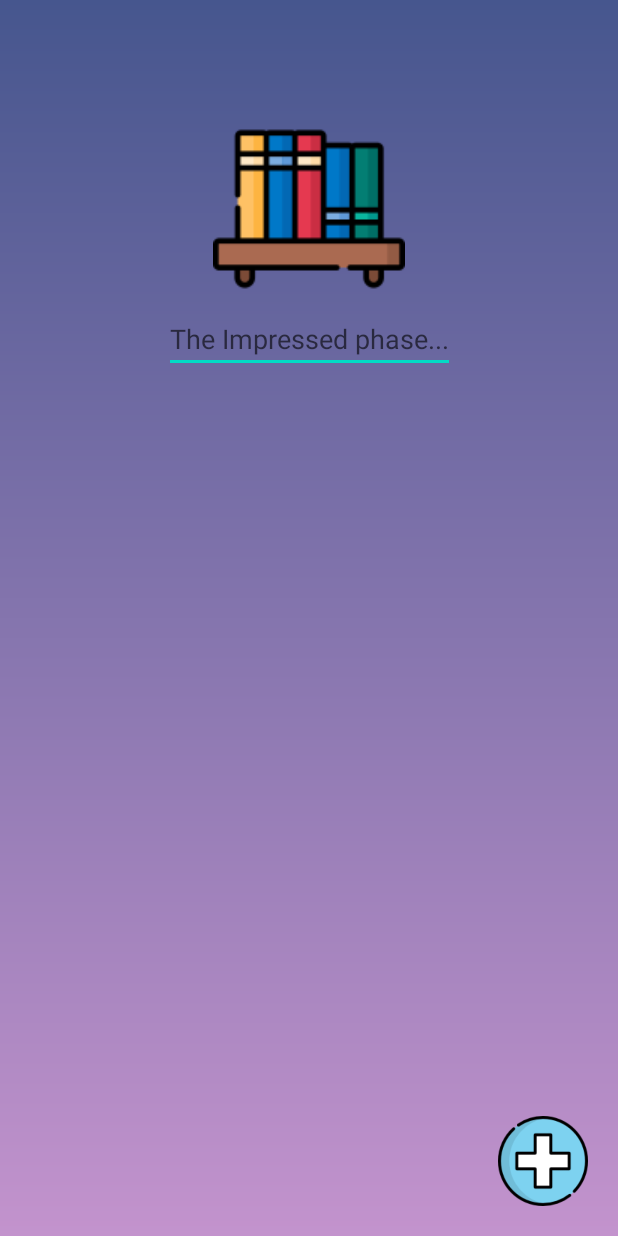
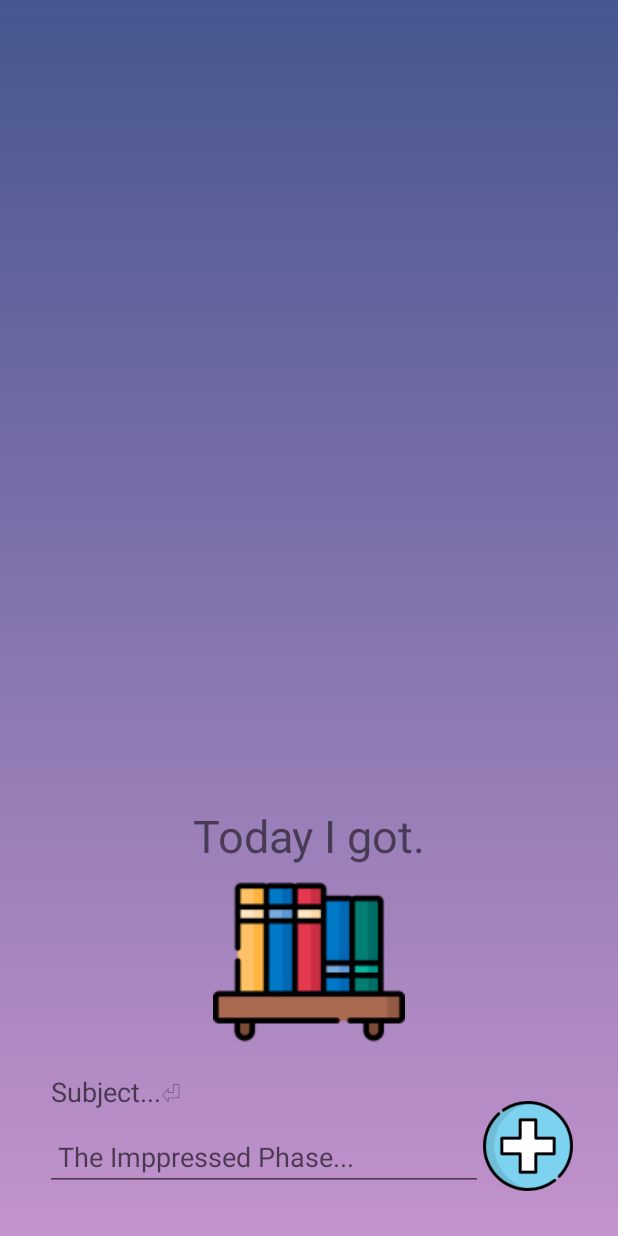
Before and after one commit to songku0306/chals, an Android app: the screen it shows after launch (MainActivity), on a phone screen of 412 x 824 dp. Run offline under Robolectric (Android 15) with nearby library versions, the light colour scheme and no system bars; our stand-ins replace Room's generated code.

Commit message:
proto type2

```diff
--- a/Mylibrary/app/src/main/AndroidManifest.xml
+++ b/Mylibrary/app/src/main/AndroidManifest.xml
@@ -9,7 +9,9 @@
         android:roundIcon="@mipmap/ic_launcher_round"
         android:supportsRtl="true"
         android:theme="@style/Theme.Mylibrary">
-        <activity android:name=".MainActivity">
+        <activity android:name=".MainActivity"
+            android:windowSoftInputMode="adjustResize"
+            >
             <intent-filter>
                 <action android:name="android.intent.action.MAIN" />
 
--- a/Mylibrary/app/src/main/res/layout/activity_main.xml
+++ b/Mylibrary/app/src/main/res/layout/activity_main.xml
@@ -6,56 +6,68 @@
     android:layout_height="match_parent"
     android:background="@drawable/bg_gradi"
     android:padding="20dp"
+    android:onClick="hideKeyboard"
     tools:context=".MainActivity">
 
     <androidx.constraintlayout.widget.ConstraintLayout
         android:id="@+id/wholebody"
         android:layout_width="match_parent"
-        android:layout_height="match_parent">
+        android:layout_height="match_parent"
+        tools:layout_editor_absoluteX="20dp"
+        tools:layout_editor_absoluteY="20dp">
+
+        <androidx.constraintlayout.widget.ConstraintLayout
+            android:id="@+id/bot"
+            android:layout_width="match_parent"
+            android:layout_height="0dp"
+            app:layout_constraintBottom_toTopOf="@+id/top"
+            app:layout_constraintEnd_toEndOf="parent"
+            app:layout_constraintStart_toStartOf="parent"
+            app:layout_constraintTop_toTopOf="parent">
+
+            <androidx.recyclerview.widget.RecyclerView
+                android:id="@+id/recyclerView"
+                android:layout_width="match_parent"
+                android:layout_height="match_parent" />
+
+        </androidx.constraintlayout.widget.ConstraintLayout>
 
         <androidx.constraintlayout.widget.ConstraintLayout
             android:id="@+id/top"
-            android:padding="10dp"
             android:layout_width="match_parent"
             android:layout_height="wrap_content"
+            android:padding="10dp"
+            app:layout_constraintBottom_toBottomOf="parent"
             app:layout_constraintEnd_toEndOf="parent"
-            app:layout_constraintStart_toStartOf="parent"
-            app:layout_constraintTop_toTopOf="parent">
+            app:layout_constraintStart_toStartOf="parent">
+
+            <TextView
+                android:id="@+id/Initi"
+                android:layout_width="wrap_content"
+                android:layout_height="wrap_content"
+                android:text="Today I got."
+                android:textSize="30sp"
+                app:layout_constraintBottom_toTopOf="@+id/fbimage"
+                app:layout_constraintEnd_toEndOf="parent"
+                app:layout_constraintStart_toStartOf="parent" />
 
             <ImageView
                 android:id="@+id/fbimage"
                 android:layout_width="wrap_content"
                 android:layout_height="wrap_content"
-                app:layout_constraintBottom_toBottomOf="@+id/fbphase"
+                app:layout_constraintBottom_toTopOf="@+id/fbphase"
                 app:layout_constraintEnd_toEndOf="parent"
                 app:layout_constraintStart_toStartOf="parent"
-                app:layout_constraintTop_toTopOf="parent"
                 app:srcCompat="@drawable/bookshelf" />
 
             <EditText
                 android:id="@+id/fbphase"
-                android:layout_width="wrap_content"
+                android:layout_width="0dp"
                 android:layout_height="wrap_content"
-                android:hint="The Impressed phase..."
+                android:hint="@string/thephase"
                 app:layout_constraintBottom_toBottomOf="parent"
-                app:layout_constraintEnd_toEndOf="parent"
-                app:layout_constraintStart_toStartOf="parent"
-                app:layout_constraintTop_toBottomOf="@+id/fbimage" />
-
-
-        </androidx.constraintlayout.widget.ConstraintLayout>
-
-        <androidx.constraintlayout.widget.ConstraintLayout
-            android:id="@+id/bot"
-            android:layout_width="match_parent"
-            android:layout_height="0dp"
-            app:layout_constraintBottom_toBottomOf="parent"
-            app:layout_constraintTop_toBottomOf="@+id/top">
-
-            <androidx.recyclerview.widget.RecyclerView
-                android:id="@+id/recyclerView"
-                android:layout_width="match_parent"
-                android:layout_height="match_parent" />
+                app:layout_constraintEnd_toStartOf="@+id/badd"
+                app:layout_constraintStart_toStartOf="parent" />
 
             <ImageButton
                 android:id="@+id/badd"
@@ -66,6 +78,8 @@
                 app:layout_constraintBottom_toBottomOf="parent"
                 app:layout_constraintEnd_toEndOf="parent" />
 
+
         </androidx.constraintlayout.widget.ConstraintLayout>
+
     </androidx.constraintlayout.widget.ConstraintLayout>
 </androidx.constraintlayout.widget.ConstraintLayout>
--- a/Mylibrary/app/src/main/res/values/strings.xml
+++ b/Mylibrary/app/src/main/res/values/strings.xml
@@ -1,3 +1,7 @@
 <resources>
     <string name="app_name">Mylibrary</string>
+    <string name="thephase">Subject...⏎
+\n\n The Imppressed Phase...
+    </string>
+
 </resources>
```
Also changed, not shown: Mylibrary/app/src/main/java/com/example/mylibrary/MainActivity.kt (+10 -1 lines), Mylibrary/app/src/main/res/layout/book_list.xml (+6 -19 lines).
